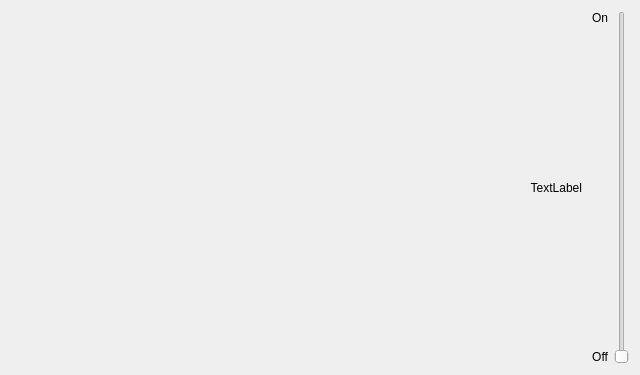
Before: the Qt Designer form epyq/widgets/toggle.ui in epcpower/st, drawn with Qt 5.
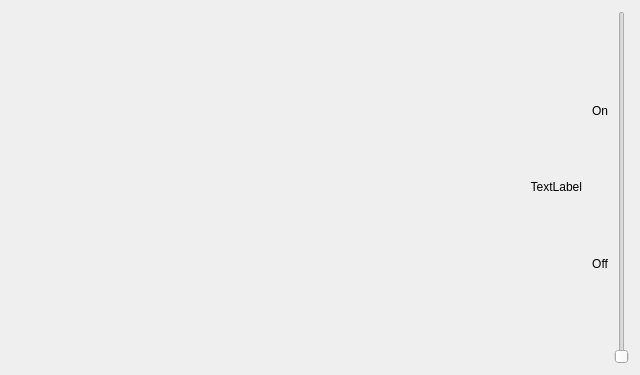
After: the same form once the commit is applied.

Commit message: Improve some widget size policies

What changed in the file:
```diff
--- a/epyq/widgets/toggle.ui
+++ b/epyq/widgets/toggle.ui
@@ -18,6 +18,12 @@
     <layout class="QHBoxLayout" name="horizontalLayout" stretch="1,0,0">
      <item>
       <widget class="QLabel" name="label">
+       <property name="sizePolicy">
+        <sizepolicy hsizetype="Preferred" vsizetype="Fixed">
+         <horstretch>0</horstretch>
+         <verstretch>0</verstretch>
+        </sizepolicy>
+       </property>
        <property name="text">
         <string>TextLabel</string>
        </property>
@@ -30,6 +36,12 @@
       <layout class="QVBoxLayout" name="verticalLayout">
        <item>
         <widget class="QLabel" name="on">
+         <property name="sizePolicy">
+          <sizepolicy hsizetype="Preferred" vsizetype="Fixed">
+           <horstretch>0</horstretch>
+           <verstretch>0</verstretch>
+          </sizepolicy>
+         </property>
          <property name="text">
           <string>On</string>
          </property>
@@ -43,6 +55,9 @@
          <property name="orientation">
           <enum>Qt::Vertical</enum>
          </property>
+         <property name="sizeType">
+          <enum>QSizePolicy::Minimum</enum>
+         </property>
          <property name="sizeHint" stdset="0">
           <size>
            <width>20</width>
@@ -53,6 +68,12 @@
        </item>
        <item>
         <widget class="QLabel" name="off">
+         <property name="sizePolicy">
+          <sizepolicy hsizetype="Preferred" vsizetype="Fixed">
+           <horstretch>0</horstretch>
+           <verstretch>0</verstretch>
+          </sizepolicy>
+         </property>
          <property name="text">
           <string>Off</string>
          </property>
```
The commit also changes 5 other files.
